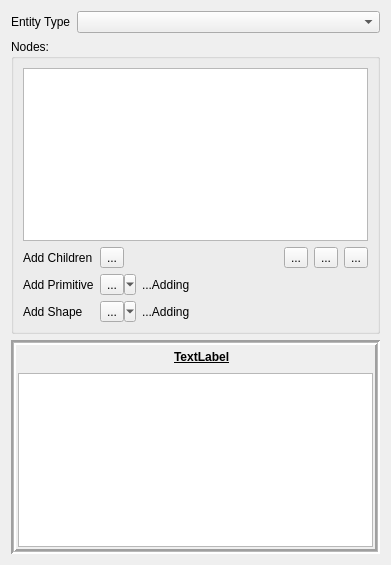
GameOverture/HarmonyEngine, file Editor/src/Items/Entity/EntityWidget.ui: the form before one commit.
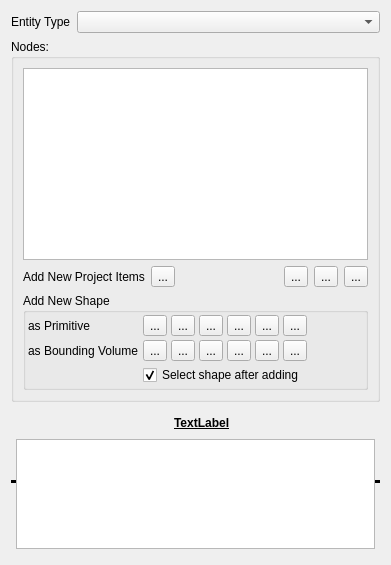
The form after the commit. Icons and pictures are not drawn. Custom widgets are drawn as their Qt base class.

Commit message: Entity add shapes, primitive/bv been added to the properties dock window

Patch:
```diff
--- a/Editor/src/Items/Entity/EntityWidget.ui
+++ b/Editor/src/Items/Entity/EntityWidget.ui
@@ -53,71 +53,21 @@
          </widget>
         </item>
         <item>
-         <layout class="QGridLayout" name="gridLayout_2">
-          <item row="1" column="2">
-           <widget class="QLabel" name="lblAddingPrim">
-            <property name="text">
-             <string>...Adding </string>
-            </property>
-           </widget>
-          </item>
-          <item row="2" column="1">
-           <widget class="QToolButton" name="btnAddShape">
-            <property name="text">
-             <string>...</string>
-            </property>
-            <property name="popupMode">
-             <enum>QToolButton::MenuButtonPopup</enum>
-            </property>
-           </widget>
-          </item>
-          <item row="2" column="2">
-           <widget class="QLabel" name="lblAddingShape">
-            <property name="text">
-             <string>...Adding</string>
-            </property>
-           </widget>
-          </item>
-          <item row="1" column="0">
-           <widget class="QLabel" name="lblAddPrimitive">
-            <property name="text">
-             <string>Add Primitive</string>
-            </property>
-           </widget>
-          </item>
-          <item row="1" column="1">
-           <widget class="QToolButton" name="btnAddChildPrimitive">
-            <property name="text">
-             <string>...</string>
-            </property>
-            <property name="popupMode">
-             <enum>QToolButton::MenuButtonPopup</enum>
-            </property>
-           </widget>
-          </item>
-          <item row="2" column="0">
-           <widget class="QLabel" name="lblAddShape">
-            <property name="text">
-             <string>Add Shape</string>
-            </property>
-           </widget>
-          </item>
-          <item row="0" column="0">
+         <layout class="QHBoxLayout" name="ChildrenToolbar">
+          <item>
            <widget class="QLabel" name="lblAddChildren">
             <property name="text">
-             <string>Add Children</string>
+             <string>Add New Project Items</string>
             </property>
            </widget>
           </item>
-          <item row="0" column="1">
+          <item>
            <widget class="QToolButton" name="btnAddChild">
             <property name="text">
              <string>...</string>
             </property>
            </widget>
           </item>
-          <item row="0" column="3">
-           <layout class="QHBoxLayout" name="ChildrenToolbar">
             <item>
              <spacer name="horizontalSpacer_3">
               <property name="orientation">
@@ -154,7 +104,210 @@
             </item>
            </layout>
           </item>
-         </layout>
+        <item>
+         <widget class="QGroupBox" name="grpAddShape">
+          <property name="title">
+           <string>Add New Shape</string>
+          </property>
+          <layout class="QFormLayout" name="formLayout_2">
+           <property name="horizontalSpacing">
+            <number>4</number>
+           </property>
+           <property name="verticalSpacing">
+            <number>4</number>
+           </property>
+           <property name="leftMargin">
+            <number>2</number>
+           </property>
+           <property name="topMargin">
+            <number>2</number>
+           </property>
+           <property name="rightMargin">
+            <number>2</number>
+           </property>
+           <property name="bottomMargin">
+            <number>2</number>
+           </property>
+           <item row="1" column="0">
+            <widget class="QLabel" name="lblAddPrimitive">
+             <property name="text">
+              <string>as Primitive</string>
+             </property>
+            </widget>
+           </item>
+           <item row="1" column="1">
+            <layout class="QHBoxLayout" name="horizontalLayout_2">
+             <item>
+              <widget class="QToolButton" name="btnAddPrimitiveBox">
+               <property name="text">
+                <string>...</string>
+               </property>
+               <property name="checkable">
+                <bool>true</bool>
+               </property>
+              </widget>
+             </item>
+             <item>
+              <widget class="QToolButton" name="btnAddPrimitiveCircle">
+               <property name="text">
+                <string>...</string>
+               </property>
+               <property name="checkable">
+                <bool>true</bool>
+               </property>
+              </widget>
+             </item>
+             <item>
+              <widget class="QToolButton" name="btnAddPrimitivePolygon">
+               <property name="text">
+                <string>...</string>
+               </property>
+               <property name="checkable">
+                <bool>true</bool>
+               </property>
+              </widget>
+             </item>
+             <item>
+              <widget class="QToolButton" name="btnAddPrimitiveSegment">
+               <property name="text">
+                <string>...</string>
+               </property>
+               <property name="checkable">
+                <bool>true</bool>
+               </property>
+              </widget>
+             </item>
+             <item>
+              <widget class="QToolButton" name="btnAddPrimitiveChain">
+               <property name="text">
+                <string>...</string>
+               </property>
+               <property name="checkable">
+                <bool>true</bool>
+               </property>
+              </widget>
+             </item>
+             <item>
+              <widget class="QToolButton" name="btnAddPrimitiveLoop">
+               <property name="text">
+                <string>...</string>
+               </property>
+               <property name="checkable">
+                <bool>true</bool>
+               </property>
+              </widget>
+             </item>
+             <item>
+              <spacer name="horizontalSpacer">
+               <property name="orientation">
+                <enum>Qt::Horizontal</enum>
+               </property>
+               <property name="sizeHint" stdset="0">
+                <size>
+                 <width>40</width>
+                 <height>20</height>
+                </size>
+               </property>
+              </spacer>
+             </item>
+            </layout>
+           </item>
+           <item row="2" column="0">
+            <widget class="QLabel" name="lblAddShape">
+             <property name="text">
+              <string>as Bounding Volume</string>
+             </property>
+            </widget>
+           </item>
+           <item row="2" column="1">
+            <layout class="QHBoxLayout" name="horizontalLayout_3">
+             <item>
+              <widget class="QToolButton" name="btnAddShapeBox">
+               <property name="text">
+                <string>...</string>
+               </property>
+               <property name="checkable">
+                <bool>true</bool>
+               </property>
+              </widget>
+             </item>
+             <item>
+              <widget class="QToolButton" name="btnAddShapeCircle">
+               <property name="text">
+                <string>...</string>
+               </property>
+               <property name="checkable">
+                <bool>true</bool>
+               </property>
+              </widget>
+             </item>
+             <item>
+              <widget class="QToolButton" name="btnAddShapePolygon">
+               <property name="text">
+                <string>...</string>
+               </property>
+               <property name="checkable">
+                <bool>true</bool>
+               </property>
+              </widget>
+             </item>
+             <item>
+              <widget class="QToolButton" name="btnAddShapeSegment">
+               <property name="text">
+                <string>...</string>
+               </property>
+               <property name="checkable">
+                <bool>true</bool>
+               </property>
+              </widget>
+             </item>
+             <item>
+              <widget class="QToolButton" name="btnAddShapeChain">
+               <property name="text">
+                <string>...</string>
+               </property>
+               <property name="checkable">
+                <bool>true</bool>
+               </property>
+              </widget>
+             </item>
+             <item>
+              <widget class="QToolButton" name="btnAddShapeLoop">
+               <property name="text">
+                <string>...</string>
+               </property>
+               <property name="checkable">
+                <bool>true</bool>
+               </property>
+              </widget>
+             </item>
+             <item>
+              <spacer name="horizontalSpacer_2">
+               <property name="orientation">
+                <enum>Qt::Horizontal</enum>
+               </property>
+               <property name="sizeHint" stdset="0">
+                <size>
+                 <width>40</width>
+                 <height>20</height>
+                </size>
+               </property>
+              </spacer>
+             </item>
+            </layout>
+           </item>
+           <item row="3" column="1">
+            <widget class="QCheckBox" name="chkSelectAfterAddShape">
+             <property name="text">
+              <string>Select shape after adding</string>
+             </property>
+             <property name="checked">
+              <bool>true</bool>
+             </property>
+            </widget>
+           </item>
+          </layout>
+         </widget>
         </item>
        </layout>
       </widget>
@@ -172,13 +325,13 @@
        </property>
        <widget class="QFrame" name="SelectedItemFrame">
         <property name="frameShape">
-         <enum>QFrame::Box</enum>
+         <enum>QFrame::HLine</enum>
         </property>
         <property name="frameShadow">
-         <enum>QFrame::Sunken</enum>
+         <enum>QFrame::Plain</enum>
         </property>
         <property name="lineWidth">
-         <number>2</number>
+         <number>3</number>
         </property>
         <property name="midLineWidth">
          <number>1</number>
```
Lines whose indentation alone changed are shown as unchanged. The commit also changes 6 other files.
